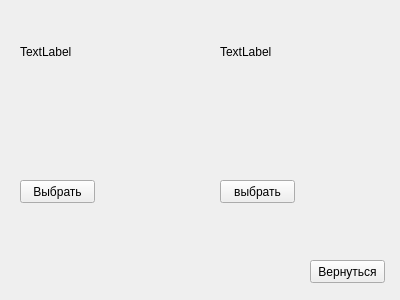
Qt form choose board design.ui (Lazerny/Chess) before a commit.
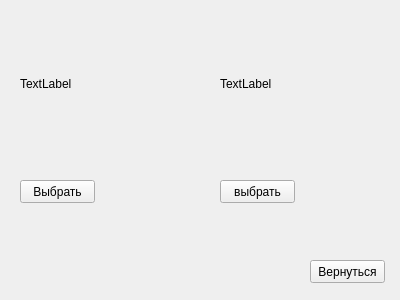
The same form after that commit.

```diff
--- a/choose board design.ui
+++ b/choose board design.ui
@@ -58,7 +58,7 @@
      <x>20</x>
      <y>20</y>
      <width>128</width>
-     <height>64</height>
+     <height>128</height>
     </rect>
    </property>
    <property name="text">
@@ -71,7 +71,7 @@
      <x>220</x>
      <y>20</y>
      <width>128</width>
-     <height>64</height>
+     <height>128</height>
     </rect>
    </property>
    <property name="text">
```
